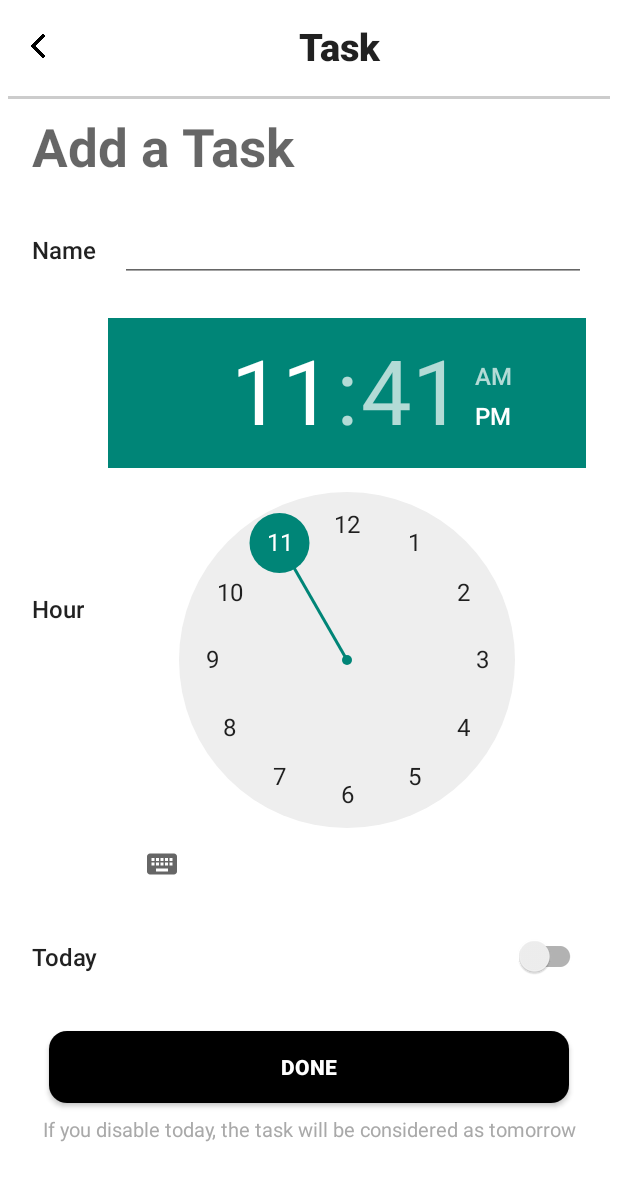
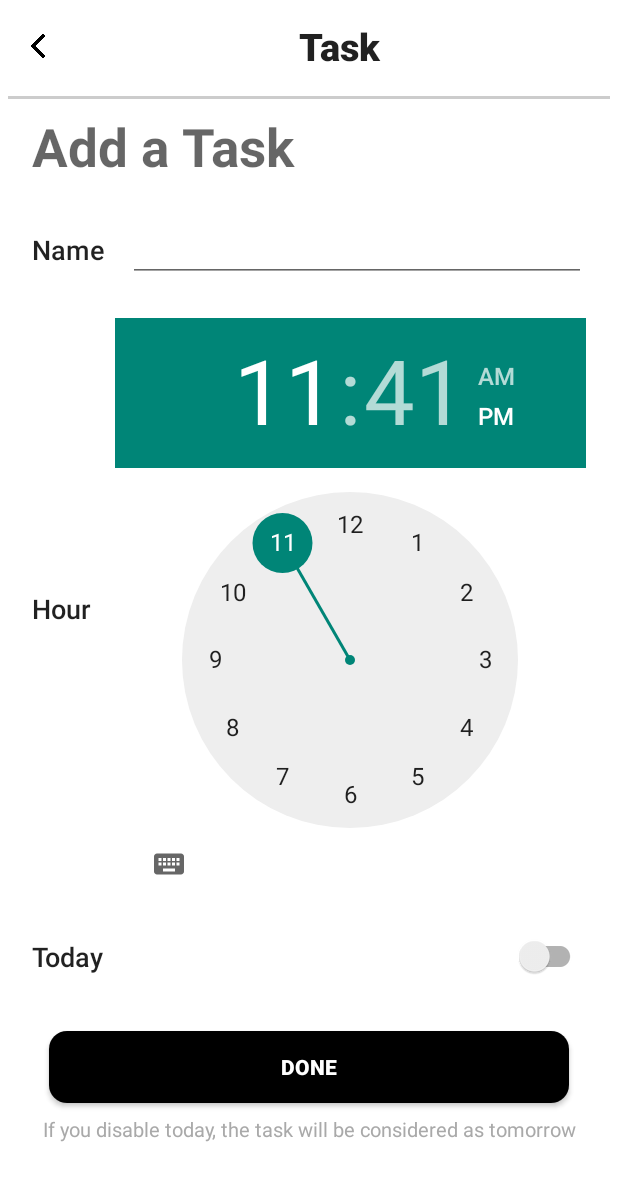
Before and after one commit to BhojrajCoditas/ToDoApps, an Android app built with Jetpack Compose: the AddTaskFragment screen opened through its navigation route, on a phone screen of 412 x 824 dp. Shown: the top 1181 px of the screen. Run offline under Robolectric (Android 15) with nearby library versions, the phone set to English and light mode, and no system bars; our stand-ins replace Room's generated code.

Commit message:
Minor ui changes in add task fragment

```diff
--- a/app/src/main/res/layout/fragment_add_task.xml
+++ b/app/src/main/res/layout/fragment_add_task.xml
@@ -62,7 +62,7 @@
             android:layout_width="wrap_content"
             android:layout_height="wrap_content"
             android:text="@string/name"
-            android:textSize="16sp"
+            android:textSize="18dp"
             android:layout_marginEnd="16dp"
             android:textAppearance="@style/TextAppearance.AppCompat.Widget.ActionBar.Title"/>
 
@@ -89,7 +89,7 @@
             android:layout_width="wrap_content"
             android:layout_height="wrap_content"
             android:text="Hour"
-            android:textSize="16sp"
+            android:textSize="18sp"
             android:layout_marginEnd="16dp" android:textAppearance="@style/TextAppearance.AppCompat.Widget.ActionBar.Title"/>
 
         <TimePicker
@@ -115,7 +115,7 @@
             android:layout_height="wrap_content"
             android:layout_weight="1"
             android:text="Today"
-            android:textSize="16sp" android:textAppearance="@style/TextAppearance.AppCompat.Widget.ActionBar.Title"/>
+            android:textSize="18sp" android:textAppearance="@style/TextAppearance.AppCompat.Widget.ActionBar.Title"/>
 
         <androidx.appcompat.widget.SwitchCompat
             android:id="@+id/switch_today"
```
